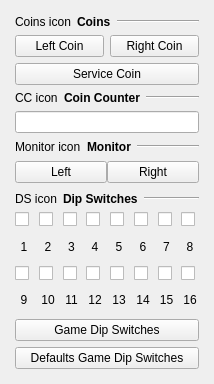
This is src/gui/designer/dlgVsSystem.ui in punesemu/puNES as Qt 5 draws it before an edit. The edited form follows.
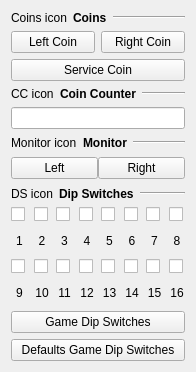
This is the edited form. Custom widgets are drawn as their Qt base class.

Commit message: Started converting mainWindow to wdgTitleBarWindow and fixed several layout management issues.

Patch:
```diff
--- a/src/gui/designer/dlgVsSystem.ui
+++ b/src/gui/designer/dlgVsSystem.ui
@@ -6,29 +6,29 @@
    <rect>
     <x>0</x>
     <y>0</y>
-    <width>214</width>
-    <height>384</height>
+    <width>196</width>
+    <height>372</height>
    </rect>
   </property>
   <property name="windowTitle">
    <string>Vs System</string>
   </property>
   <layout class="QVBoxLayout" name="verticalLayout_dlgVsSystem">
+   <item>
+    <widget class="QWidget" name="widget_Vs_System" native="true">
+     <layout class="QVBoxLayout" name="verticalLayout_groupBox_Vs_System">
    <property name="leftMargin">
-    <number>6</number>
+       <number>0</number>
    </property>
    <property name="topMargin">
-    <number>6</number>
+       <number>0</number>
    </property>
    <property name="rightMargin">
-    <number>6</number>
+       <number>0</number>
    </property>
    <property name="bottomMargin">
-    <number>6</number>
-   </property>
-   <item>
-    <widget class="QWidget" name="widget_Vs_System" native="true">
-     <layout class="QVBoxLayout" name="verticalLayout_groupBox_Vs_System">
+       <number>0</number>
+      </property>
       <item>
        <layout class="QHBoxLayout" name="horizontalLayout_Coins">
         <item>
```
Lines whose indentation alone changed are shown as unchanged. The commit also changes 61 other files.
